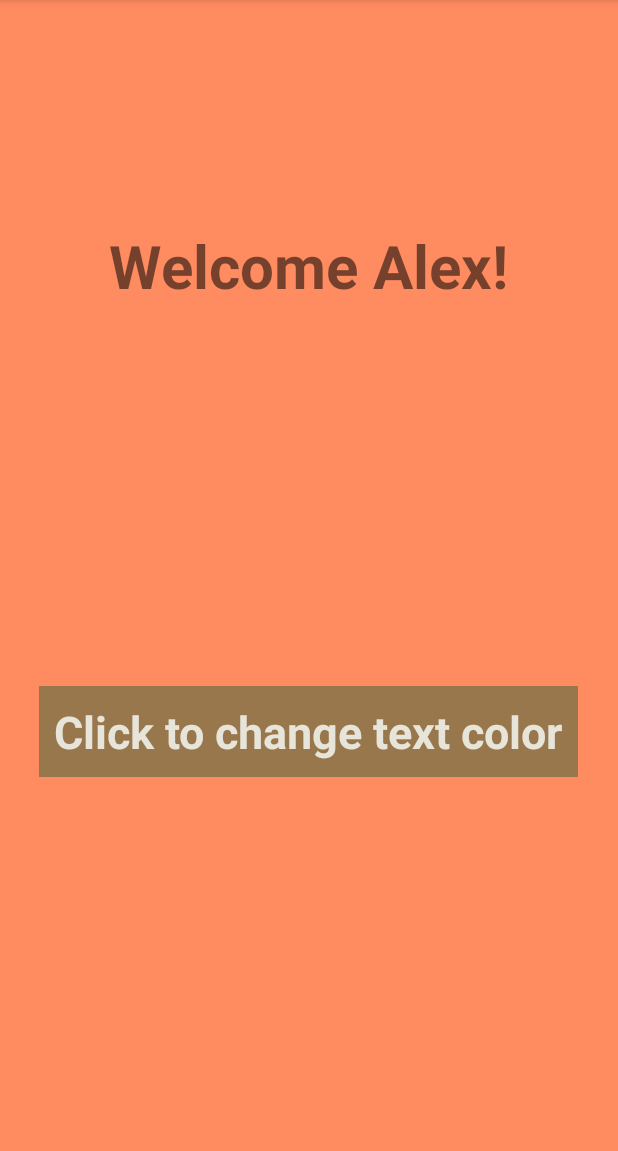
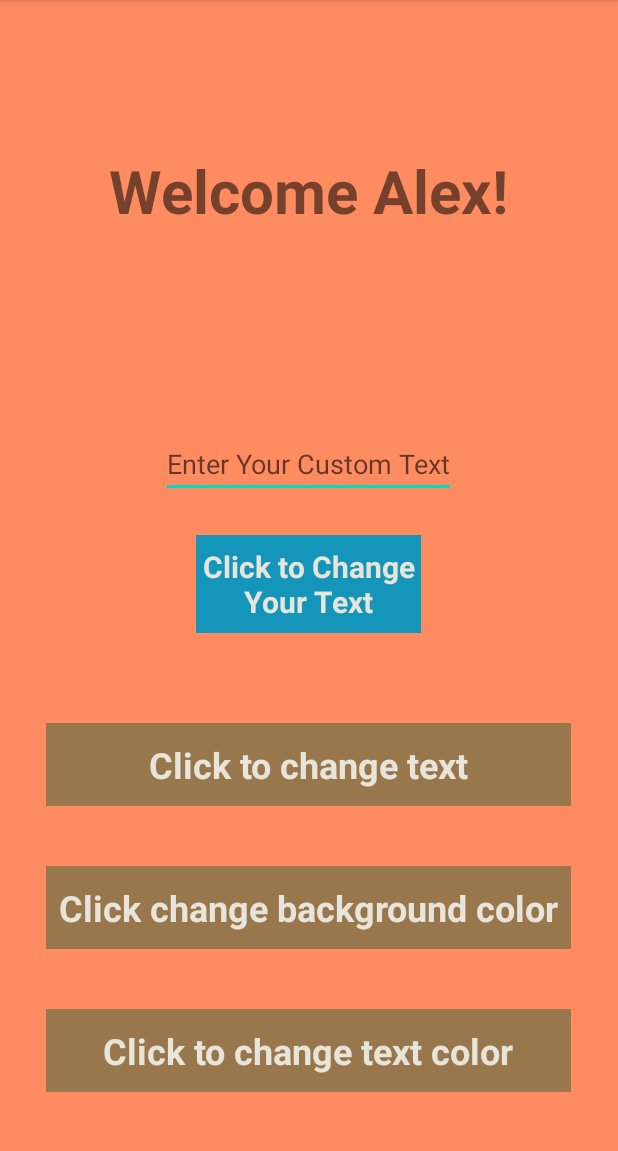
Before and after one commit to cruddysheep/My_Application, an Android app: the screen it shows after launch (MainActivity), on a phone screen of 412 x 824 dp, the part 84-1235 px from its top. Run offline under Robolectric (Android 15) with nearby library versions, the phone set to English and light mode, and no system bars.

Commit message:
extra work commit

```diff
--- a/app/src/main/java/com/example/myapplication/MainActivity.java
+++ b/app/src/main/java/com/example/myapplication/MainActivity.java
@@ -2,6 +2,7 @@ package com.example.myapplication;
 
 import android.os.Bundle;
 import android.view.View;
+import android.widget.EditText;
 import android.widget.TextView;
 
 import androidx.appcompat.app.AppCompatActivity;
@@ -11,6 +12,7 @@ import androidx.appcompat.app.AppCompatActivity;
     Pre-work for codepath.org
     January 18,2021
 */
+
 public class MainActivity extends AppCompatActivity {
 
     @Override
@@ -18,15 +20,74 @@ public class MainActivity extends AppCompatActivity {
         super.onCreate(savedInstanceState);
         setContentView(R.layout.activity_main);
 
+        TextView testView = ((TextView) findViewById(R.id.nameColorChange));
+
         // User can tap a button to change the text color of the label.
-        findViewById(R.id.colorButton).setOnClickListener(new View.OnClickListener() {
+        findViewById(R.id.colorButton).setOnClickListener(new View.OnClickListener()
+        {
             @Override
             public void onClick(View v) {
                 // change the text color of the label
-                ((TextView) findViewById(R.id.nameColorChange)).setTextColor(getResources().getColor(R.color.white));
+                ((TextView) findViewById(R.id.nameColorChange)).setTextColor(getResources().getColor(R.color.purple_200));
             }
         });
 
+        findViewById(R.id.changeBackgroundColorButton).setOnClickListener(new View.OnClickListener()
+        {
+            @Override
+            //  User can tap a button to change the color of the background view
+            public void onClick(View v) {
+
+                (findViewById(R.id.parent)).setBackgroundColor(getResources().getColor(R.color.teal_200));
+
+            }
+        });
+
+        findViewById(R.id.changeTextButton).setOnClickListener(new View.OnClickListener()
+        {
+            @Override
+            // User can tap a button to change the text string of the label - Android is
+            public void onClick(View v) {
+
+                ((TextView) findViewById(R.id.nameColorChange)).setText("Awesome!");
+
+            }
+        });
+
+        findViewById(R.id.parent).setOnClickListener(new View.OnClickListener()
+        {
+            @Override
+            // User can tap on the background view to reset all views to default settings.
+            public void onClick(View v) {
+
+                // User can tap on the background view to reset all views to default settings.
+                //1. Reset background color
+                (findViewById(R.id.parent)).setBackgroundColor(getResources().getColor(R.color.orange));
+
+                //2. Reset from Awesome -> Welcome Alex!
+                testView.setText("Welcome Alex!");
+
+                //3. Reset text color
+                testView.setTextColor(getResources().getColor(R.color.textColor));
+
+            }
+        });
+
+        findViewById(R.id.CustomText).setOnClickListener(new View.OnClickListener()
+        {
+            @Override
+            public void onClick(View v) {
+                // change Welcome Message to Custome Text
+                String user_Entered_Text = ((EditText) findViewById(R.id.editTextByUser)).getText().toString();
+                if(user_Entered_Text.isEmpty())
+                {
+                    testView.setText("Enter your own text!");
+                }
+                else {
+                    testView.setText(user_Entered_Text);
+                }
+            }
+        });
 
     }
 }
--- a/app/src/main/res/layout/activity_main.xml
+++ b/app/src/main/res/layout/activity_main.xml
@@ -12,6 +12,7 @@
     android:layout_width="match_parent"
     android:layout_height="match_parent"
     android:background="#FF8B61"
+    android:id="@+id/parent"
     tools:context=".MainActivity">
 
     <TextView
@@ -19,7 +20,7 @@
         android:layout_width="wrap_content"
         android:layout_height="wrap_content"
         android:layout_centerHorizontal="true"
-        android:layout_marginTop= "150dp"
+        android:layout_marginTop= "100dp"
         android:text="Welcome Alex!"
         android:textSize="40sp"
         android:textStyle="bold"
@@ -28,20 +29,74 @@
         app:layout_constraintRight_toRightOf="parent"
         app:layout_constraintTop_toTopOf="parent" />
 
+        />
+
     <TextView
         android:id="@+id/colorButton"
-        android:layout_width="wrap_content"
-        android:layout_height="wrap_content"
+        android:layout_width="350dp"
+        android:layout_height="55dp"
         android:layout_centerHorizontal="true"
-        android:layout_marginBottom="250dp"
+        android:layout_marginBottom="40dp"
         android:background="#99774D"
         android:textColor="#E7E4D9"
         android:text ="Click to change text color"
+        android:gravity="center"
         android:padding="10dp"
         android:layout_alignParentBottom="true"
-        android:textSize="30sp"
+        android:textSize="24sp"
         android:textStyle="bold"
         />
 
+    <TextView
+        android:id="@+id/changeBackgroundColorButton"
+        android:layout_width="350dp"
+        android:layout_height="55dp"
+        android:layout_above="@+id/colorButton"
+        android:layout_marginBottom="40dp"
+        android:layout_centerHorizontal="true"
+        android:background="#99774D"
+        android:textColor="#E7E4D9"
+        android:textSize="24sp"
+        android:textStyle="bold"
+        android:gravity="center"
+        android:text="Click change background color" />
+
+    <TextView
+        android:id="@+id/changeTextButton"
+        android:layout_width="350dp"
+        android:layout_height="55dp"
+        android:layout_above="@+id/changeBackgroundColorButton"
+        android:layout_marginBottom="40dp"
+        android:layout_centerHorizontal="true"
+        android:background="#99774D"
+        android:textColor="#E7E4D9"
+        android:textSize="24sp"
+        android:textStyle="bold"
+        android:gravity="center"
+        android:text="Click to change text" />
+
+    <EditText
+        android:id="@+id/editTextByUser"
+        android:layout_width="wrap_content"
+        android:layout_height="wrap_content"
+        android:layout_above="@+id/changeTextButton"
+        android:layout_centerHorizontal="true"
+        android:layout_marginBottom="150dp"
+        android:hint="Enter Your Custom Text" />
+
+    <TextView
+        android:id="@+id/CustomText"
+        android:layout_width="150dp"
+        android:layout_height="65dp"
+        android:layout_above="@+id/changeTextButton"
+        android:layout_marginBottom="60dp"
+        android:layout_centerHorizontal="true"
+        android:background="#1496ba"
+        android:textColor="#E7E4D9"
+        android:textSize="20sp"
+        android:textStyle="bold"
+        android:gravity="center"
+        android:text="Click to Change Your Text" />
+
 
 </RelativeLayout>
--- a/app/src/main/res/values/colors.xml
+++ b/app/src/main/res/values/colors.xml
@@ -7,4 +7,8 @@
     <color name="teal_700">#FF018786</color>
     <color name="black">#FF000000</color>
     <color name="white">#FFFFFFFF</color>
+    <color name="orange">#FF8B61</color>
+    <color name="textColor">#E7E4D9</color>
+
+
 </resources>
```
